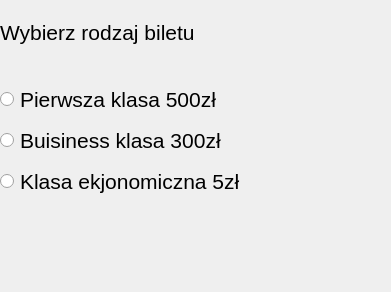
The window that layout.ui (Krystianek3Tp/flight) describes before a commit, drawn with Qt 5.
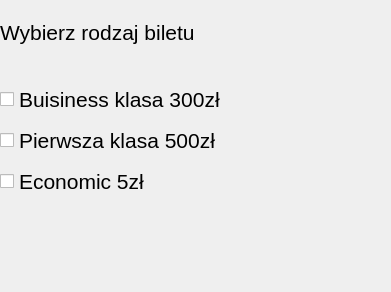
The same window after the commit.

Commit message: finalny kodzik 11.10.24

What changed in the file:
```diff
--- a/layout.ui
+++ b/layout.ui
@@ -44,23 +44,23 @@
      </widget>
     </item>
     <item>
-     <widget class="QRadioButton" name="firstButton">
-      <property name="text">
-       <string>Pierwsza klasa 500zł</string>
-      </property>
-     </widget>
-    </item>
-    <item>
-     <widget class="QRadioButton" name="businessButton">
+     <widget class="QCheckBox" name="buisinessBox">
       <property name="text">
        <string>Buisiness klasa 300zł</string>
       </property>
      </widget>
     </item>
     <item>
-     <widget class="QRadioButton" name="economyButton">
+     <widget class="QCheckBox" name="firstBox">
       <property name="text">
-       <string>Klasa ekjonomiczna 5zł</string>
+       <string>Pierwsza klasa 500zł</string>
+      </property>
+     </widget>
+    </item>
+    <item>
+     <widget class="QCheckBox" name="economicBox">
+      <property name="text">
+       <string>Economic 5zł</string>
       </property>
      </widget>
     </item>
```
The commit also changes 1 other file.
